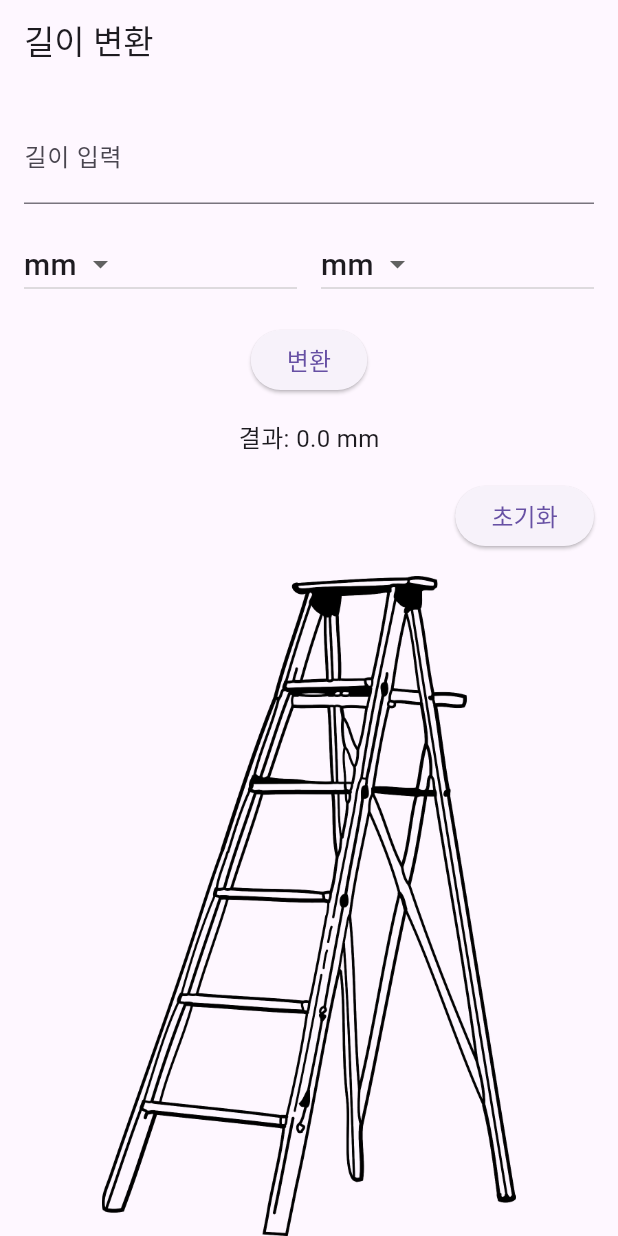
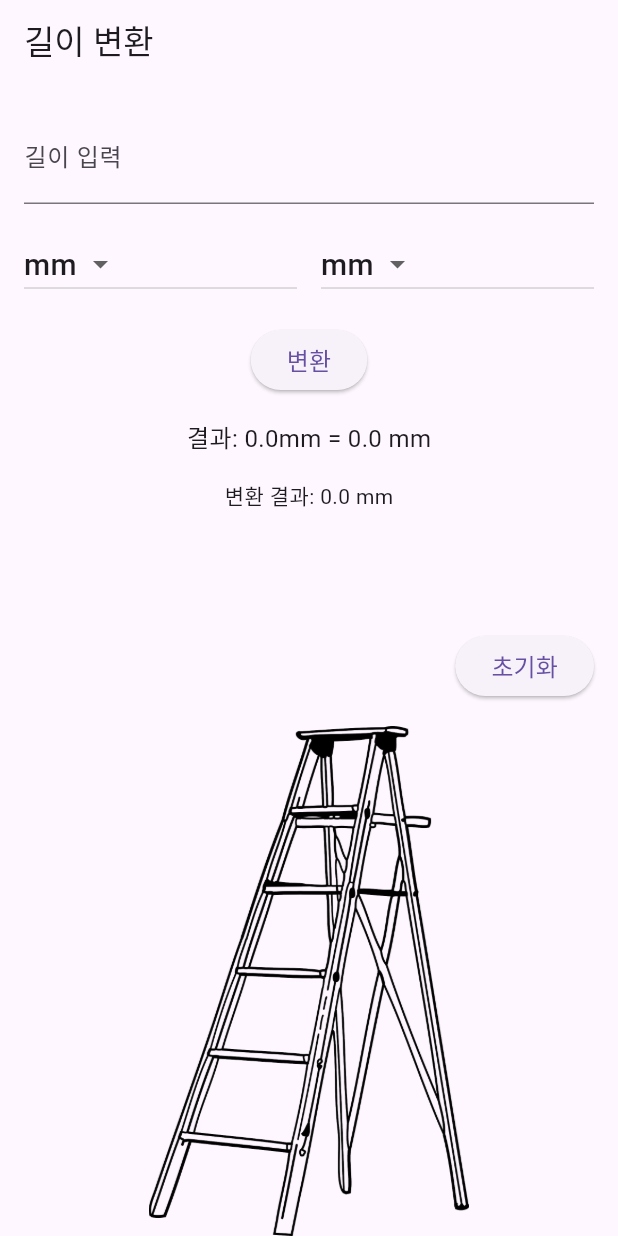
Before and after one commit to KimJJangGu/transformaition, a Flutter app: the screen it shows after launch, after a tap on "변환", on a phone screen of 412 x 824 dp. Run offline on Flutter 3.47's test engine with Material 3 defaults, Android fonts, the light colour scheme and no system bars.

Commit message:
변환 기록 저장 및 나열 기능 추가

```diff
--- a/lib/length.dart
+++ b/lib/length.dart
@@ -13,7 +13,7 @@ class _LengthConverterState extends State<LengthConverter> {
   String result = "";
   String fromUnit = "mm";
   String toUnit = "mm";
-  List<String> transResult = [];
+  List<String> _transResult = [];
 
   final List<String> units = ["mm", "cm", "m", "km", "in", "ft", "yd", "mile"];
 
@@ -111,11 +111,20 @@ class _LengthConverterState extends State<LengthConverter> {
                   padding: EdgeInsets.all(8.0),
                 ),
                 Text(
-                  '결과: $result',
+                  '결과: $length$fromUnit = $result',
                   style: const TextStyle(fontSize: 16),
                 ),
                 const Padding(
                   padding: EdgeInsets.all(8.0),
+                ),
+                SizedBox(
+                  width: 200,
+                  height: 100,
+                  child: ListView(
+                    children: _transResult.map((result) {
+                      return Center(child: Text(result));
+                    }).toList(),
+                  ),
                 ),
                 Align(
                   alignment: Alignment.bottomRight,
@@ -161,12 +170,12 @@ class _LengthConverterState extends State<LengthConverter> {
       result = "";
       fromUnit = "mm";
       toUnit = "mm";
-      transResult.clear();
+      _transResult.clear();
     });
   }
 
   void recordResult(String result) {
-    transResult.insert(0, '변환 결과: $result');
+    _transResult.insert(0, '변환 결과: $result');
   }
 }
 
```
